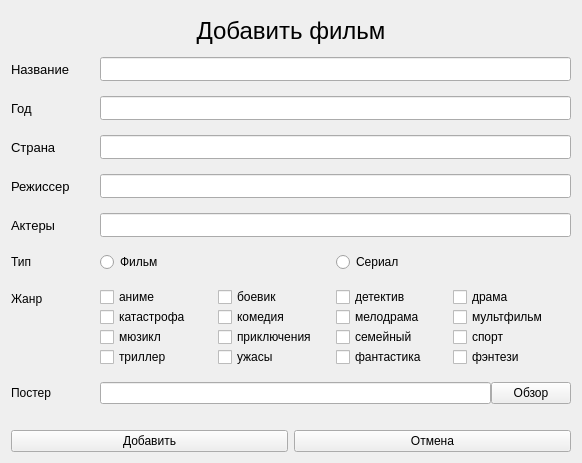
This is addform.ui in JuliaCR7/ViewedMovies as Qt 5 draws it before an edit. The edited form follows.
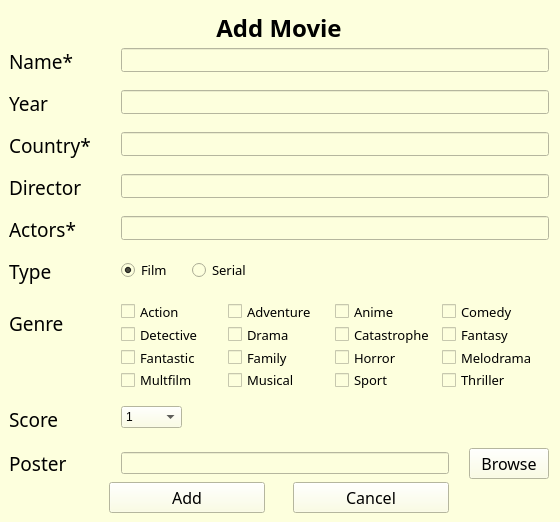
This is the edited form.

```diff
--- a/addform.ui
+++ b/addform.ui
@@ -6,14 +6,44 @@
    <rect>
     <x>0</x>
     <y>0</y>
-    <width>582</width>
-    <height>463</height>
+    <width>560</width>
+    <height>522</height>
    </rect>
   </property>
+  <property name="sizePolicy">
+   <sizepolicy hsizetype="Fixed" vsizetype="Fixed">
+    <horstretch>0</horstretch>
+    <verstretch>0</verstretch>
+   </sizepolicy>
+  </property>
+  <property name="minimumSize">
+   <size>
+    <width>560</width>
+    <height>522</height>
+   </size>
+  </property>
+  <property name="maximumSize">
+   <size>
+    <width>560</width>
+    <height>522</height>
+   </size>
+  </property>
   <property name="windowTitle">
    <string>Form</string>
   </property>
+  <property name="styleSheet">
+   <string notr="true">background-color: rgb(253, 255, 221);</string>
+  </property>
   <layout class="QVBoxLayout" name="verticalLayout">
+   <property name="spacing">
+    <number>3</number>
+   </property>
+   <property name="leftMargin">
+    <number>9</number>
+   </property>
+   <property name="bottomMargin">
+    <number>9</number>
+   </property>
    <item>
     <widget class="QLabel" name="label">
      <property name="maximumSize">
@@ -22,12 +52,18 @@
        <height>40</height>
       </size>
      </property>
+     <property name="font">
+      <font>
+       <family>Engravers MT</family>
+       <pointsize>16</pointsize>
+      </font>
+     </property>
      <property name="text">
       <string>&lt;!DOCTYPE HTML PUBLIC &quot;-//W3C//DTD HTML 4.0//EN&quot; &quot;http://www.w3.org/TR/REC-html40/strict.dtd&quot;&gt;
 &lt;html&gt;&lt;head&gt;&lt;meta name=&quot;qrichtext&quot; content=&quot;1&quot; /&gt;&lt;style type=&quot;text/css&quot;&gt;
 p, li { white-space: pre-wrap; }
-&lt;/style&gt;&lt;/head&gt;&lt;body style=&quot; font-family:'MS Shell Dlg 2'; font-size:8.25pt; font-weight:400; font-style:normal;&quot;&gt;
-&lt;p align=&quot;center&quot; style=&quot; margin-top:0px; margin-bottom:0px; margin-left:0px; margin-right:0px; -qt-block-indent:0; text-indent:0px;&quot;&gt;&lt;span style=&quot; font-size:18pt;&quot;&gt;Добавить фильм&lt;/span&gt;&lt;/p&gt;&lt;/body&gt;&lt;/html&gt;</string>
+&lt;/style&gt;&lt;/head&gt;&lt;body style=&quot; font-family:'Engravers MT'; font-size:16pt; font-weight:400; font-style:normal;&quot;&gt;
+&lt;p align=&quot;center&quot; style=&quot; margin-top:0px; margin-bottom:0px; margin-left:0px; margin-right:0px; -qt-block-indent:0; text-indent:0px;&quot;&gt;&lt;span style=&quot; font-family:'MS Shell Dlg 2'; font-size:18pt; font-weight:600;&quot;&gt;Add Movie&lt;/span&gt;&lt;/p&gt;&lt;/body&gt;&lt;/html&gt;</string>
      </property>
     </widget>
    </item>
@@ -42,15 +78,19 @@
      <property name="verticalSpacing">
       <number>15</number>
      </property>
+     <property name="bottomMargin">
+      <number>0</number>
+     </property>
      <item row="1" column="0">
       <widget class="QLabel" name="label_2">
        <property name="font">
         <font>
-         <pointsize>10</pointsize>
+         <family>Baskerville Old Face</family>
+         <pointsize>14</pointsize>
         </font>
        </property>
        <property name="text">
-        <string>Название</string>
+        <string>Name*</string>
        </property>
       </widget>
      </item>
@@ -68,11 +108,12 @@
       <widget class="QLabel" name="label_3">
        <property name="font">
         <font>
-         <pointsize>10</pointsize>
+         <family>Baskerville Old Face</family>
+         <pointsize>14</pointsize>
         </font>
        </property>
        <property name="text">
-        <string>Год</string>
+        <string>Year</string>
        </property>
       </widget>
      </item>
@@ -84,17 +125,21 @@
          <height>24</height>
         </size>
        </property>
+       <property name="inputMask">
+        <string/>
+       </property>
       </widget>
      </item>
      <item row="3" column="0">
       <widget class="QLabel" name="label_4">
        <property name="font">
         <font>
-         <pointsize>10</pointsize>
+         <family>Baskerville Old Face</family>
+         <pointsize>14</pointsize>
         </font>
        </property>
        <property name="text">
-        <string>Страна</string>
+        <string>Сountry*</string>
        </property>
       </widget>
      </item>
@@ -112,11 +157,12 @@
       <widget class="QLabel" name="label_5">
        <property name="font">
         <font>
-         <pointsize>10</pointsize>
+         <family>Baskerville Old Face</family>
+         <pointsize>14</pointsize>
         </font>
        </property>
        <property name="text">
-        <string>Режиссер</string>
+        <string>Director</string>
        </property>
       </widget>
      </item>
@@ -134,11 +180,12 @@
       <widget class="QLabel" name="label_6">
        <property name="font">
         <font>
-         <pointsize>10</pointsize>
+         <family>Baskerville Old Face</family>
+         <pointsize>14</pointsize>
         </font>
        </property>
        <property name="text">
-        <string>Актеры</string>
+        <string>Actors*</string>
        </property>
       </widget>
      </item>
@@ -154,33 +201,76 @@
      </item>
      <item row="6" column="0">
       <widget class="QLabel" name="label_7">
+       <property name="font">
+        <font>
+         <family>Baskerville Old Face</family>
+         <pointsize>14</pointsize>
+        </font>
+       </property>
        <property name="text">
-        <string>Тип</string>
+        <string>Type</string>
        </property>
       </widget>
      </item>
      <item row="6" column="1">
       <layout class="QHBoxLayout" name="horizontalLayout">
        <item>
-        <widget class="QRadioButton" name="radioButton_2">
+        <widget class="QRadioButton" name="radioFilm">
+         <property name="font">
+          <font>
+           <family>Baskerville Old Face</family>
+           <pointsize>10</pointsize>
+          </font>
+         </property>
          <property name="text">
-          <string>Фильм</string>
+          <string>Film</string>
          </property>
+         <property name="checked">
+          <bool>true</bool>
+         </property>
         </widget>
        </item>
        <item>
-        <widget class="QRadioButton" name="radioButton">
+        <widget class="QRadioButton" name="radioSerial">
+         <property name="font">
+          <font>
+           <family>Baskerville Old Face</family>
+           <pointsize>10</pointsize>
+          </font>
+         </property>
          <property name="text">
-          <string>Сериал</string>
+          <string>Serial</string>
          </property>
         </widget>
        </item>
+       <item>
+        <spacer name="horizontalSpacer_2">
+         <property name="orientation">
+          <enum>Qt::Horizontal</enum>
+         </property>
+         <property name="sizeType">
+          <enum>QSizePolicy::Fixed</enum>
+         </property>
+         <property name="sizeHint" stdset="0">
+          <size>
+           <width>286</width>
+           <height>20</height>
+          </size>
+         </property>
+        </spacer>
+       </item>
       </layout>
      </item>
      <item row="7" column="0">
       <widget class="QLabel" name="label_8">
+       <property name="font">
+        <font>
+         <family>Baskerville Old Face</family>
+         <pointsize>14</pointsize>
+        </font>
+       </property>
        <property name="text">
-        <string>Жанр</string>
+        <string>Genre</string>
        </property>
       </widget>
      </item>
@@ -189,30 +279,56 @@
        <item>
         <layout class="QHBoxLayout" name="horizontalLayout_7">
          <item>
-          <widget class="QCheckBox" name="checkBox_9">
+          <widget class="QCheckBox" name="checkAction">
+           <property name="font">
+            <font>
+             <family>Baskerville Old Face</family>
+             <pointsize>10</pointsize>
+            </font>
+           </property>
            <property name="text">
-            <string>аниме</string>
+            <string>Action</string>
            </property>
           </widget>
          </item>
          <item>
-          <widget class="QCheckBox" name="checkBox_8">
+          <widget class="QCheckBox" name="checkAdventure">
+           <property name="font">
+            <font>
+             <family>Baskerville Old Face</family>
+             <pointsize>10</pointsize>
+            </font>
+           </property>
            <property name="text">
-            <string>боевик</string>
+            <string>Adventure</string>
            </property>
           </widget>
          </item>
          <item>
-          <widget class="QCheckBox" name="checkBox_10">
+          <widget class="QCheckBox" name="checkAnime">
+           <property name="font">
+            <font>
+             <family>Baskerville Old Face</family>
+             <pointsize>10</pointsize>
+            </font>
+           </property>
            <property name="text">
-            <string>детектив</string>
+            <string>Anime</string>
            </property>
           </widget>
          </item>
          <item>
-          <widget class="QCheckBox" name="checkBox_7">
+          <widget class="QCheckBox" name="checkComedy">
+           <property name="font">
+            <font>
+             <family>Baskerville Old Face</family>
+             <pointsize>10</pointsize>
+             <weight>50</weight>
+             <bold>false</bold>
+            </font>
+           </property>
            <property name="text">
-            <string>драма</string>
+            <string>Comedy</string>
            </property>
           </widget>
          </item>
@@ -221,30 +337,54 @@
        <item>
         <layout class="QHBoxLayout" name="horizontalLayout_5">
          <item>
-          <widget class="QCheckBox" name="checkBox_11">
+          <widget class="QCheckBox" name="checkDetective">
+           <property name="font">
+            <font>
+             <family>Baskerville Old Face</family>
+             <pointsize>10</pointsize>
+            </font>
+           </property>
            <property name="text">
-            <string>катастрофа</string>
+            <string>Detective</string>
            </property>
           </widget>
          </item>
          <item>
-          <widget class="QCheckBox" name="checkBox_3">
+          <widget class="QCheckBox" name="checkDrama">
+           <property name="font">
+            <font>
+             <family>Baskerville Old Face</family>
+             <pointsize>10</pointsize>
+            </font>
+           </property>
            <property name="text">
-            <string>комедия</string>
+            <string>Drama</string>
            </property>
           </widget>
          </item>
          <item>
-          <widget class="QCheckBox" name="checkBox_2">
+          <widget class="QCheckBox" name="checkCatastrophe">
+           <property name="font">
+            <font>
+             <family>Baskerville Old Face</family>
+             <pointsize>10</pointsize>
+            </font>
+           </property>
            <property name="text">
-            <string>мелодрама</string>
+            <string>Catastrophe</string>
            </property>
           </widget>
          </item>
          <item>
-          <widget class="QCheckBox" name="checkBox">
+          <widget class="QCheckBox" name="checkFantasy">
+           <property name="font">
+            <font>
+             <family>Baskerville Old Face</family>
+             <pointsize>10</pointsize>
+            </font>
+           </property>
            <property name="text">
-            <string>мультфильм</string>
+            <string>Fantasy</string>
            </property>
           </widget>
          </item>
@@ -253,30 +393,54 @@
        <item>
         <layout class="QHBoxLayout" name="horizontalLayout_10">
          <item>
-          <widget class="QCheckBox" name="checkBox_12">
+          <widget class="QCheckBox" name="checkFantastic">
+           <property name="font">
+            <font>
+             <family>Baskerville Old Face</family>
+             <pointsize>10</pointsize>
+            </font>
+           </property>
            <property name="text">
-            <string>мюзикл</string>
+            <string>Fantastic</string>
            </property>
           </widget>
          </item>
          <item>
-          <widget class="QCheckBox" name="checkBox_6">
+          <widget class="QCheckBox" name="checkFamily">
+           <property name="font">
+            <font>
+             <family>Baskerville Old Face</family>
+             <pointsize>10</pointsize>
+            </font>
+           </property>
            <property name="text">
-            <string>приключения</string>
+            <string>Family</string>
            </property>
           </widget>
          </item>
          <item>
-          <widget class="QCheckBox" name="checkBox_5">
+          <widget class="QCheckBox" name="checkHorror">
+           <property name="font">
+            <font>
+             <family>Baskerville Old Face</family>
+             <pointsize>10</pointsize>
+            </font>
+           </property>
            <property name="text">
-            <string>семейный</string>
+            <string>Horror</string>
            </property>
           </widget>
          </item>
          <item>
-          <widget class="QCheckBox" name="checkBox_13">
+          <widget class="QCheckBox" name="checkMelodrama">
+           <property name="font">
+            <font>
+             <family>Baskerville Old Face</family>
+             <pointsize>10</pointsize>
+            </font>
+           </property>
            <property name="text">
-            <string>спорт</string>
+            <string>Melodrama</string>
            </property>
           </widget>
          </item>
@@ -285,30 +449,54 @@
        <item>
         <layout class="QHBoxLayout" name="horizontalLayout_6">
          <item>
-          <widget class="QCheckBox" name="checkBox_16">
+          <widget class="QCheckBox" name="checkMultfilm">
+           <property name="font">
+            <font>
+             <family>Baskerville Old Face</family>
+             <pointsize>10</pointsize>
+            </font>
+           </property>
            <property name="text">
-            <string>триллер</string>
+            <string>Multfilm</string>
            </property>
           </widget>
          </item>
          <item>
-          <widget class="QCheckBox" name="checkBox_15">
+          <widget class="QCheckBox" name="checkMusical">
+           <property name="font">
+            <font>
+             <family>Baskerville Old Face</family>
+             <pointsize>10</pointsize>
+            </font>
+           </property>
            <property name="text">
-            <string>ужасы</string>
+            <string>Musical</string>
            </property>
           </widget>
          </item>
          <item>
-          <widget class="QCheckBox" name="checkBox_14">
+          <widget class="QCheckBox" name="checkSport">
+           <property name="font">
+            <font>
+             <family>Baskerville Old Face</family>
+             <pointsize>10</pointsize>
+            </font>
+           </property>
            <property name="text">
-            <string>фантастика</string>
+            <string>Sport</string>
            </property>
           </widget>
          </item>
          <item>
-          <widget class="QCheckBox" name="checkBox_4">
+          <widget class="QCheckBox" name="checkThriller">
+           <property name="font">
+            <font>
+             <family>Baskerville Old Face</family>
+             <pointsize>10</pointsize>
+            </font>
+           </property>
            <property name="text">
-            <string>фэнтези</string>
+            <string>Thriller</string>
            </property>
           </widget>
          </item>
@@ -317,44 +505,206 @@
       </layout>
      </item>
      <item row="8" column="0">
-      <widget class="QLabel" name="label_9">
+      <widget class="QLabel" name="label_10">
+       <property name="font">
+        <font>
+         <family>Baskerville Old Face</family>
+         <pointsize>14</pointsize>
+        </font>
+       </property>
        <property name="text">
-        <string>Постер</string>
+        <string>Score</string>
        </property>
       </widget>
      </item>
      <item row="8" column="1">
+      <layout class="QHBoxLayout" name="horizontalLayout_3">
+       <item>
+        <widget class="QComboBox" name="score">
+         <item>
+          <property name="text">
+           <string>1</string>
+          </property>
+         </item>
+         <item>
+          <property name="text">
+           <string>2</string>
+          </property>
+         </item>
+         <item>
+          <property name="text">
+           <string>3</string>
+          </property>
+         </item>
+         <item>
+          <property name="text">
+           <string>4</string>
+          </property>
+         </item>
+         <item>
+          <property name="text">
+           <string>5</string>
+          </property>
+         </item>
+         <item>
+          <property name="text">
+           <string>6</string>
+          </property>
+         </item>
+         <item>
+          <property name="text">
+           <string>7</string>
+          </property>
+         </item>
+         <item>
+          <property name="text">
+           <string>8</string>
+          </property>
+         </item>
+         <item>
+          <property name="text">
+           <string>9</string>
+          </property>
+         </item>
+         <item>
+          <property name="text">
+           <string>10</string>
+          </property>
+         </item>
+        </widget>
+       </item>
+       <item>
+        <spacer name="horizontalSpacer">
+         <property name="orientation">
+          <enum>Qt::Horizontal</enum>
+         </property>
+         <property name="sizeType">
+          <enum>QSizePolicy::Fixed</enum>
+         </property>
+         <property name="sizeHint" stdset="0">
+          <size>
+           <width>367</width>
+           <height>20</height>
+          </size>
+         </property>
+        </spacer>
+       </item>
+      </layout>
+     </item>
+     <item row="9" column="1">
       <layout class="QHBoxLayout" name="horizontalLayout_11">
+       <property name="spacing">
+        <number>20</number>
+       </property>
        <item>
         <widget class="QLineEdit" name="lineEdit_6"/>
        </item>
        <item>
-        <widget class="QPushButton" name="pushButton_3">
+        <widget class="QPushButton" name="browseButton">
+         <property name="font">
+          <font>
+           <family>Baskerville Old Face</family>
+           <pointsize>12</pointsize>
+          </font>
+         </property>
          <property name="text">
-          <string>Обзор</string>
+          <string>Browse</string>
          </property>
         </widget>
        </item>
       </layout>
      </item>
+     <item row="9" column="0">
+      <widget class="QLabel" name="label_9">
+       <property name="font">
+        <font>
+         <family>Baskerville Old Face</family>
+         <pointsize>14</pointsize>
+        </font>
+       </property>
+       <property name="text">
+        <string>Poster</string>
+       </property>
+      </widget>
+     </item>
     </layout>
    </item>
    <item>
     <layout class="QHBoxLayout" name="horizontalLayout_2">
      <item>
-      <widget class="QPushButton" name="pushButton_2">
+      <spacer name="horizontalSpacer_3">
+       <property name="orientation">
+        <enum>Qt::Horizontal</enum>
+       </property>
+       <property name="sizeType">
+        <enum>QSizePolicy::Fixed</enum>
+       </property>
+       <property name="sizeHint" stdset="0">
+        <size>
+         <width>100</width>
+         <height>20</height>
+        </size>
+       </property>
+      </spacer>
+     </item>
+     <item>
+      <widget class="QPushButton" name="addButton">
+       <property name="font">
+        <font>
+         <family>Baskerville Old Face</family>
+         <pointsize>12</pointsize>
+        </font>
+       </property>
        <property name="text">
-        <string>Добавить</string>
+        <string>Add</string>
        </property>
       </widget>
      </item>
      <item>
-      <widget class="QPushButton" name="pushButton">
+      <spacer name="horizontalSpacer_4">
+       <property name="orientation">
+        <enum>Qt::Horizontal</enum>
+       </property>
+       <property name="sizeType">
+        <enum>QSizePolicy::Fixed</enum>
+       </property>
+       <property name="sizeHint" stdset="0">
+        <size>
+         <width>25</width>
+         <height>20</height>
+        </size>
+       </property>
+      </spacer>
+     </item>
+     <item>
+      <widget class="QPushButton" name="cancelButton">
+       <property name="font">
+        <font>
+         <family>Baskerville Old Face</family>
+         <pointsize>12</pointsize>
+        </font>
+       </property>
        <property name="text">
-        <string>Отмена</string>
+        <string>Cancel</string>
        </property>
       </widget>
      </item>
+     <item>
+      <spacer name="horizontalSpacer_5">
+       <property name="orientation">
+        <enum>Qt::Horizontal</enum>
+       </property>
+       <property name="sizeType">
+        <enum>QSizePolicy::Fixed</enum>
+       </property>
+       <property name="sizeHint" stdset="0">
+        <size>
+         <width>100</width>
+         <height>20</height>
+        </size>
+       </property>
+      </spacer>
+     </item>
     </layout>
    </item>
   </layout>
```
Left out of the diff: 42 changed lines with no effect on the pictures.
